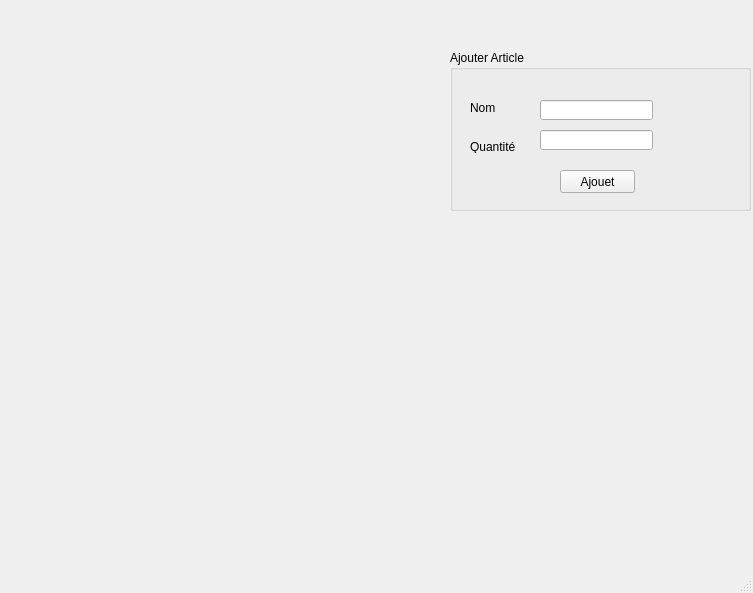
The window that mainwindow.ui (soumaya-nheri/Smart-Restaurant-2A27) describes before a commit, drawn with Qt 5.
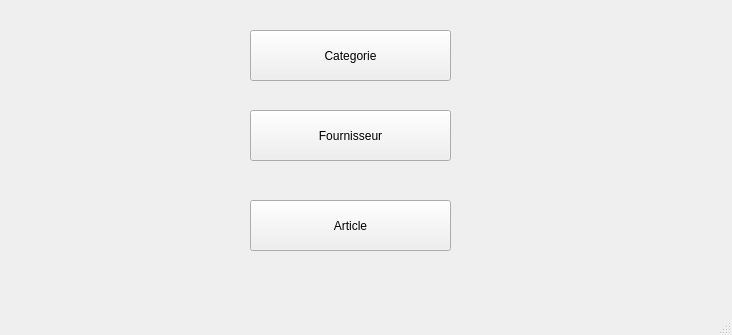
The same window after the commit.

The edit to the form file:
```diff
--- a/mainwindow.ui
+++ b/mainwindow.ui
@@ -6,85 +6,52 @@
    <rect>
     <x>0</x>
     <y>0</y>
-    <width>753</width>
-    <height>593</height>
+    <width>732</width>
+    <height>335</height>
    </rect>
   </property>
   <property name="windowTitle">
    <string>MainWindow</string>
   </property>
   <widget class="QWidget" name="centralwidget">
-   <widget class="QGroupBox" name="groupBox">
-    <property name="geometry">
-     <rect>
-      <x>450</x>
-      <y>50</y>
-      <width>301</width>
-      <height>161</height>
-     </rect>
-    </property>
-    <property name="title">
-     <string>Ajouter Article</string>
-    </property>
-    <widget class="QLineEdit" name="lineEdit">
-     <property name="geometry">
-      <rect>
-       <x>90</x>
-       <y>50</y>
-       <width>113</width>
-       <height>20</height>
-      </rect>
-     </property>
-    </widget>
-    <widget class="QLineEdit" name="lineEdit_2">
-     <property name="geometry">
-      <rect>
-       <x>90</x>
-       <y>80</y>
-       <width>113</width>
-       <height>20</height>
-      </rect>
-     </property>
-    </widget>
     <widget class="QPushButton" name="pushButton">
      <property name="geometry">
       <rect>
-       <x>110</x>
-       <y>120</y>
-       <width>75</width>
-       <height>23</height>
+      <x>250</x>
+      <y>30</y>
+      <width>201</width>
+      <height>51</height>
       </rect>
      </property>
      <property name="text">
-      <string>Ajouet</string>
-     </property>
-    </widget>
-    <widget class="QLabel" name="label">
+     <string>Categorie</string>
+    </property>
+   </widget>
+   <widget class="QPushButton" name="pushButton_2">
      <property name="geometry">
       <rect>
-       <x>20</x>
-       <y>50</y>
-       <width>81</width>
-       <height>16</height>
+      <x>250</x>
+      <y>110</y>
+      <width>201</width>
+      <height>51</height>
       </rect>
      </property>
      <property name="text">
-      <string>Nom</string>
-     </property>
-    </widget>
-    <widget class="QLabel" name="label_2">
+     <string>Fournisseur</string>
+    </property>
+   </widget>
+   <widget class="QPushButton" name="pushButton_3">
      <property name="geometry">
       <rect>
-       <x>20</x>
-       <y>90</y>
-       <width>47</width>
-       <height>13</height>
+      <x>250</x>
+      <y>200</y>
+      <width>201</width>
+      <height>51</height>
       </rect>
      </property>
      <property name="text">
-      <string>Quantité</string>
-     </property>
-    </widget>
+     <string>Article</string>
+    </property>
    </widget>
   </widget>
   <widget class="QMenuBar" name="menubar">
```
Left out of the diff: 2 changed lines with no effect on the pictures. Lines whose indentation alone changed are shown as unchanged.
